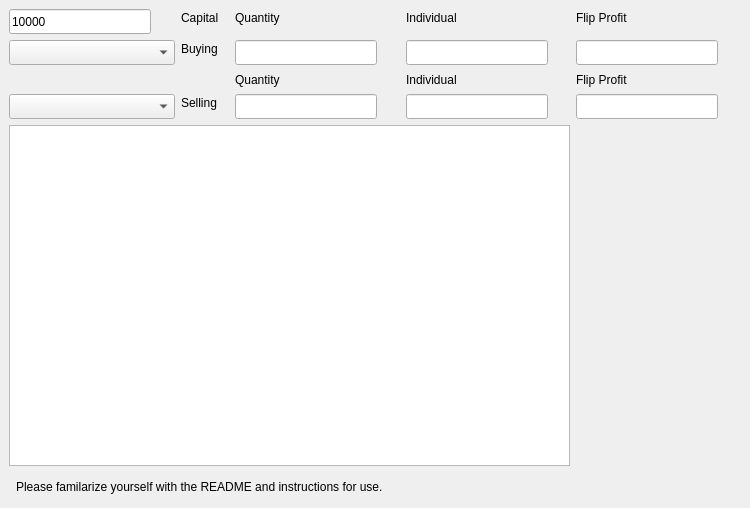
First picture: the form in config/NW_TP3.ui, repository rjbrown2/NWTP, before the edit.
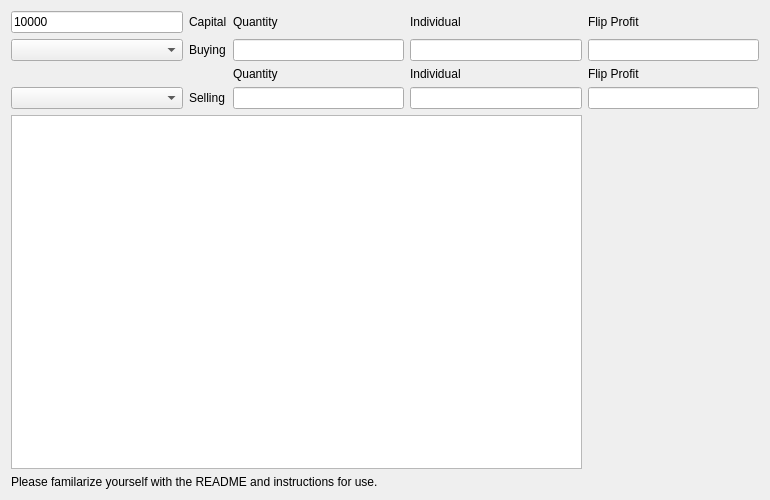
Second picture: the form after the edit. Icons and pictures are not drawn.

Diff of the .ui file:
```diff
--- a/config/NW_TP3.ui
+++ b/config/NW_TP3.ui
@@ -6,14 +6,14 @@
    <rect>
     <x>0</x>
     <y>0</y>
-    <width>750</width>
-    <height>508</height>
+    <width>770</width>
+    <height>500</height>
    </rect>
   </property>
   <property name="minimumSize">
    <size>
-    <width>500</width>
-    <height>400</height>
+    <width>770</width>
+    <height>500</height>
    </size>
   </property>
   <property name="windowTitle">
@@ -23,28 +23,44 @@
    <iconset>
     <normaloff>../resources/NW-coins-96x.ico</normaloff>../resources/NW-coins-96x.ico</iconset>
   </property>
-  <widget class="QLabel" name="sell_label">
-   <property name="geometry">
-    <rect>
-     <x>181</x>
-     <y>94</y>
-     <width>46</width>
-     <height>17</height>
-    </rect>
-   </property>
+  <layout class="QGridLayout" name="gridLayout">
+   <item row="0" column="0">
+    <widget class="QLineEdit" name="Capital">
+     <property name="text">
+      <string>10000</string>
+     </property>
+    </widget>
+   </item>
+   <item row="0" column="1">
+    <widget class="QLabel" name="capital_label">
    <property name="text">
-    <string>Selling</string>
-   </property>
-  </widget>
+      <string>Capital</string>
+     </property>
+    </widget>
+   </item>
+   <item row="0" column="2">
+    <widget class="QLabel" name="buy_quantity_label">
+     <property name="text">
+      <string>Quantity</string>
+     </property>
+    </widget>
+   </item>
+   <item row="0" column="3">
+    <widget class="QLabel" name="buy_individual_label">
+     <property name="text">
+      <string>Individual</string>
+     </property>
+    </widget>
+   </item>
+   <item row="0" column="4">
+    <widget class="QLabel" name="buy_flip_label">
+     <property name="text">
+      <string>Flip Profit</string>
+     </property>
+    </widget>
+   </item>
+   <item row="1" column="0">
   <widget class="QComboBox" name="buy_comboBox">
-   <property name="geometry">
-    <rect>
-     <x>9</x>
-     <y>40</y>
-     <width>166</width>
-     <height>25</height>
-    </rect>
-   </property>
    <item>
     <property name="text">
      <string/>
@@ -286,340 +302,198 @@
     </property>
    </item>
   </widget>
-  <widget class="QLabel" name="buy_quantity_label">
-   <property name="geometry">
-    <rect>
-     <x>235</x>
-     <y>9</y>
-     <width>61</width>
-     <height>17</height>
-    </rect>
-   </property>
+   </item>
+   <item row="1" column="1">
+    <widget class="QLabel" name="buy_label">
    <property name="text">
-    <string>Quantity</string>
-   </property>
-  </widget>
-  <widget class="QTreeView" name="debugTreeView">
-   <property name="geometry">
-    <rect>
-     <x>9</x>
-     <y>125</y>
-     <width>561</width>
-     <height>341</height>
-    </rect>
-   </property>
-  </widget>
-  <widget class="QLineEdit" name="buyFlip">
-   <property name="geometry">
-    <rect>
-     <x>576</x>
-     <y>40</y>
-     <width>142</width>
-     <height>25</height>
-    </rect>
-   </property>
-  </widget>
-  <widget class="QComboBox" name="sell_comboBox">
-   <property name="geometry">
-    <rect>
-     <x>9</x>
-     <y>94</y>
-     <width>166</width>
-     <height>25</height>
-    </rect>
-   </property>
-   <item>
+      <string>Buying</string>
+     </property>
+    </widget>
+   </item>
+   <item row="1" column="2">
+    <widget class="QLineEdit" name="buyQuantity">
     <property name="text">
      <string/>
     </property>
-   </item>
-   <item>
-    <property name="text">
-     <string>Charcoal</string>
-    </property>
-   </item>
-   <item>
-    <property name="text">
-     <string>Iron Ingot</string>
-    </property>
-   </item>
-   <item>
-    <property name="text">
-     <string>Steel Ingot</string>
-    </property>
-   </item>
-   <item>
-    <property name="text">
-     <string>Starmetal Ingot</string>
-    </property>
-   </item>
-   <item>
-    <property name="text">
-     <string>Orichalcum Ingot</string>
-    </property>
-   </item>
-   <item>
-    <property name="text">
-     <string>Silver Ingot</string>
-    </property>
-   </item>
-   <item>
-    <property name="text">
-     <string>Gold Ingot</string>
-    </property>
-   </item>
-   <item>
-    <property name="text">
-     <string>Platinum Ingot</string>
-    </property>
-   </item>
-   <item>
-    <property name="text">
-     <string>Stone Block</string>
-    </property>
-   </item>
-   <item>
-    <property name="text">
-     <string>Stone Brick</string>
-    </property>
-   </item>
-   <item>
-    <property name="text">
-     <string>Lodestone Brick</string>
-    </property>
-   </item>
-   <item>
-    <property name="text">
-     <string>Obsidian Voidstone</string>
-    </property>
-   </item>
-   <item>
-    <property name="text">
-     <string>Linen</string>
-    </property>
-   </item>
-   <item>
-    <property name="text">
-     <string>Sateen</string>
-    </property>
-   </item>
-   <item>
-    <property name="text">
-     <string>Silk</string>
-    </property>
-   </item>
-   <item>
-    <property name="text">
-     <string>Infused Silk</string>
-    </property>
-   </item>
-   <item>
-    <property name="text">
-     <string>Timber</string>
-    </property>
-   </item>
-   <item>
-    <property name="text">
-     <string>Lumber</string>
-    </property>
-   </item>
-   <item>
-    <property name="text">
-     <string>Wyrdwood Plank</string>
-    </property>
-   </item>
-   <item>
-    <property name="text">
-     <string>Ironwood Plank</string>
-    </property>
-   </item>
-   <item>
-    <property name="text">
-     <string>Coarse Leather</string>
-    </property>
-   </item>
-   <item>
-    <property name="text">
-     <string>Rugged Leather</string>
-    </property>
-   </item>
-   <item>
-    <property name="text">
-     <string>Layered Leather</string>
-    </property>
-   </item>
-   <item>
-    <property name="text">
-     <string>Infused Leather</string>
-    </property>
-   </item>
-  </widget>
+    </widget>
+   </item>
+   <item row="1" column="3">
+    <widget class="QLineEdit" name="buyIndividual"/>
+   </item>
+   <item row="1" column="4">
+    <widget class="QLineEdit" name="buyFlip"/>
+   </item>
+   <item row="2" column="2">
   <widget class="QLabel" name="sell_quantity_label">
-   <property name="geometry">
-    <rect>
-     <x>235</x>
-     <y>71</y>
-     <width>61</width>
-     <height>17</height>
-    </rect>
-   </property>
    <property name="text">
     <string>Quantity</string>
    </property>
   </widget>
-  <widget class="QLineEdit" name="sellQuantity">
-   <property name="geometry">
-    <rect>
-     <x>235</x>
-     <y>94</y>
-     <width>142</width>
-     <height>25</height>
-    </rect>
-   </property>
-  </widget>
+   </item>
+   <item row="2" column="3">
   <widget class="QLabel" name="sell_individual_label">
-   <property name="geometry">
-    <rect>
-     <x>406</x>
-     <y>71</y>
-     <width>66</width>
-     <height>17</height>
-    </rect>
-   </property>
    <property name="text">
     <string>Individual</string>
    </property>
   </widget>
-  <widget class="QLabel" name="capital_label">
-   <property name="geometry">
-    <rect>
-     <x>181</x>
-     <y>9</y>
-     <width>48</width>
-     <height>17</height>
-    </rect>
-   </property>
-   <property name="text">
-    <string>Capital</string>
-   </property>
-  </widget>
-  <widget class="QLineEdit" name="buyQuantity">
-   <property name="geometry">
-    <rect>
-     <x>235</x>
-     <y>40</y>
-     <width>142</width>
-     <height>25</height>
-    </rect>
-   </property>
-   <property name="text">
-    <string/>
-   </property>
-  </widget>
+   </item>
+   <item row="2" column="4">
   <widget class="QLabel" name="sell_flip_label">
-   <property name="geometry">
-    <rect>
-     <x>576</x>
-     <y>71</y>
-     <width>68</width>
-     <height>17</height>
-    </rect>
-   </property>
    <property name="text">
     <string>Flip Profit</string>
    </property>
   </widget>
-  <widget class="QLineEdit" name="buyIndividual">
-   <property name="geometry">
-    <rect>
-     <x>406</x>
-     <y>40</y>
-     <width>142</width>
-     <height>25</height>
-    </rect>
-   </property>
-  </widget>
-  <widget class="QLabel" name="buy_flip_label">
-   <property name="geometry">
-    <rect>
-     <x>576</x>
-     <y>9</y>
-     <width>68</width>
-     <height>17</height>
-    </rect>
-   </property>
+   </item>
+   <item row="3" column="0">
+    <widget class="QComboBox" name="sell_comboBox">
+     <item>
+      <property name="text">
+       <string/>
+      </property>
+     </item>
+     <item>
+      <property name="text">
+       <string>Charcoal</string>
+      </property>
+     </item>
+     <item>
    <property name="text">
-    <string>Flip Profit</string>
-   </property>
-  </widget>
-  <widget class="QLineEdit" name="sellFlip">
-   <property name="geometry">
-    <rect>
-     <x>576</x>
-     <y>94</y>
-     <width>142</width>
-     <height>25</height>
-    </rect>
-   </property>
-  </widget>
-  <widget class="QLabel" name="buy_label">
-   <property name="geometry">
-    <rect>
-     <x>181</x>
-     <y>40</y>
-     <width>47</width>
-     <height>17</height>
-    </rect>
-   </property>
+       <string>Iron Ingot</string>
+      </property>
+     </item>
+     <item>
+      <property name="text">
+       <string>Steel Ingot</string>
+      </property>
+     </item>
+     <item>
+      <property name="text">
+       <string>Starmetal Ingot</string>
+      </property>
+     </item>
+     <item>
    <property name="text">
-    <string>Buying</string>
-   </property>
-  </widget>
-  <widget class="QLabel" name="buy_individual_label">
-   <property name="geometry">
-    <rect>
-     <x>406</x>
-     <y>9</y>
-     <width>66</width>
-     <height>17</height>
-    </rect>
-   </property>
+       <string>Orichalcum Ingot</string>
+      </property>
+     </item>
+     <item>
+      <property name="text">
+       <string>Silver Ingot</string>
+      </property>
+     </item>
+     <item>
    <property name="text">
-    <string>Individual</string>
-   </property>
-  </widget>
-  <widget class="QLineEdit" name="sellIndividual">
-   <property name="geometry">
-    <rect>
-     <x>406</x>
-     <y>94</y>
-     <width>142</width>
-     <height>25</height>
-    </rect>
-   </property>
-  </widget>
-  <widget class="QLineEdit" name="Capital">
-   <property name="geometry">
-    <rect>
-     <x>9</x>
-     <y>9</y>
-     <width>142</width>
-     <height>25</height>
-    </rect>
-   </property>
+       <string>Gold Ingot</string>
+      </property>
+     </item>
+     <item>
+      <property name="text">
+       <string>Platinum Ingot</string>
+      </property>
+     </item>
+     <item>
+      <property name="text">
+       <string>Stone Block</string>
+      </property>
+     </item>
+     <item>
    <property name="text">
-    <string>10000</string>
-   </property>
-  </widget>
+       <string>Stone Brick</string>
+      </property>
+     </item>
+     <item>
+      <property name="text">
+       <string>Lodestone Brick</string>
+      </property>
+     </item>
+     <item>
+      <property name="text">
+       <string>Obsidian Voidstone</string>
+      </property>
+     </item>
+     <item>
+      <property name="text">
+       <string>Linen</string>
+      </property>
+     </item>
+     <item>
+      <property name="text">
+       <string>Sateen</string>
+      </property>
+     </item>
+     <item>
+      <property name="text">
+       <string>Silk</string>
+      </property>
+     </item>
+     <item>
+      <property name="text">
+       <string>Infused Silk</string>
+      </property>
+     </item>
+     <item>
+      <property name="text">
+       <string>Timber</string>
+      </property>
+     </item>
+     <item>
+      <property name="text">
+       <string>Lumber</string>
+      </property>
+     </item>
+     <item>
+      <property name="text">
+       <string>Wyrdwood Plank</string>
+      </property>
+     </item>
+     <item>
+      <property name="text">
+       <string>Ironwood Plank</string>
+      </property>
+     </item>
+     <item>
+      <property name="text">
+       <string>Coarse Leather</string>
+      </property>
+     </item>
+     <item>
+      <property name="text">
+       <string>Rugged Leather</string>
+      </property>
+     </item>
+     <item>
+      <property name="text">
+       <string>Layered Leather</string>
+      </property>
+     </item>
+     <item>
+      <property name="text">
+       <string>Infused Leather</string>
+      </property>
+     </item>
+    </widget>
+   </item>
+   <item row="3" column="1">
+    <widget class="QLabel" name="sell_label">
+     <property name="text">
+      <string>Selling</string>
+     </property>
+    </widget>
+   </item>
+   <item row="3" column="2">
+    <widget class="QLineEdit" name="sellQuantity"/>
+   </item>
+   <item row="3" column="3">
+    <widget class="QLineEdit" name="sellIndividual"/>
+   </item>
+   <item row="3" column="4">
+    <widget class="QLineEdit" name="sellFlip"/>
+   </item>
+   <item row="4" column="0" colspan="4">
+    <widget class="QTreeView" name="debugTreeView"/>
+   </item>
+   <item row="4" column="4">
   <widget class="QLabel" name="label">
-   <property name="geometry">
-    <rect>
-     <x>576</x>
-     <y>125</y>
-     <width>161</width>
-     <height>341</height>
-    </rect>
-   </property>
    <property name="text">
     <string/>
    </property>
@@ -633,19 +507,15 @@
     <set>Qt::AlignCenter</set>
    </property>
   </widget>
+   </item>
+   <item row="5" column="0" colspan="5">
   <widget class="QLabel" name="text_info">
-   <property name="geometry">
-    <rect>
-     <x>16</x>
-     <y>477</y>
-     <width>721</width>
-     <height>20</height>
-    </rect>
-   </property>
    <property name="text">
     <string>Please familarize yourself with the README and instructions for use.  </string>
    </property>
   </widget>
+   </item>
+  </layout>
  </widget>
  <resources/>
  <connections/>
```
Lines whose indentation alone changed are shown as unchanged.
